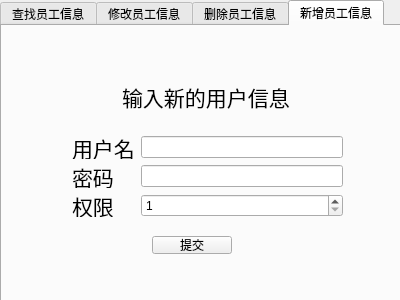
Old version of the form ElecSystem/superadmin.ui in the repository RongjunZhou/ElecSys.
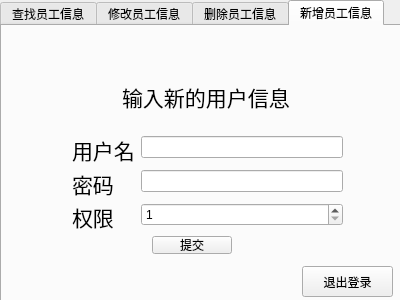
New version of the form. The open tabs and pages were chosen to show the change.

Commit message: 更新了登录界面ui，创建了返回登陆界面的按钮

What changed in the file:
```diff
--- a/ElecSystem/superadmin.ui
+++ b/ElecSystem/superadmin.ui
@@ -306,7 +306,7 @@
        <x>70</x>
        <y>110</y>
        <width>271</width>
-       <height>81</height>
+       <height>95</height>
       </rect>
      </property>
      <layout class="QFormLayout" name="formLayout_2">
@@ -398,6 +398,22 @@
       <string>输入新的用户信息</string>
      </property>
     </widget>
+    <widget class="QPushButton" name="pushButton_9">
+     <property name="geometry">
+      <rect>
+       <x>300</x>
+       <y>240</y>
+       <width>91</width>
+       <height>31</height>
+      </rect>
+     </property>
+     <property name="styleSheet">
+      <string notr="true">font: 10pt &quot;微软雅黑&quot;;</string>
+     </property>
+     <property name="text">
+      <string>退出登录</string>
+     </property>
+    </widget>
    </widget>
   </widget>
  </widget>
```
Left out of the diff: 52 changed lines with no effect on the pictures. The commit also changes 21 other files.
